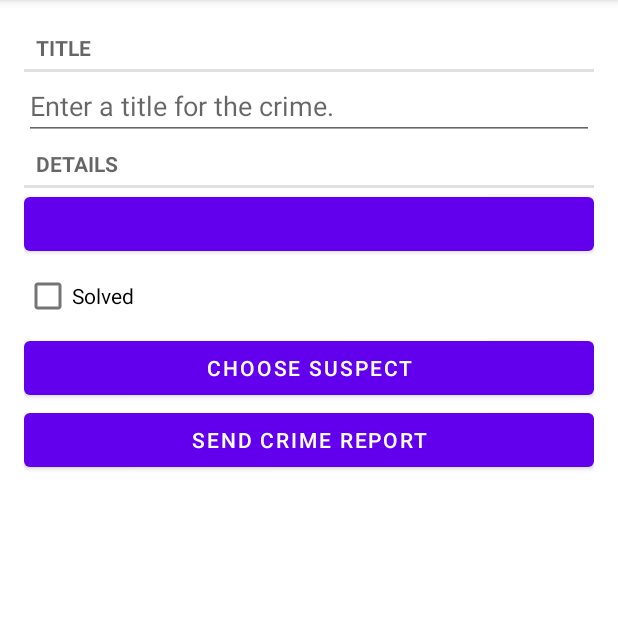
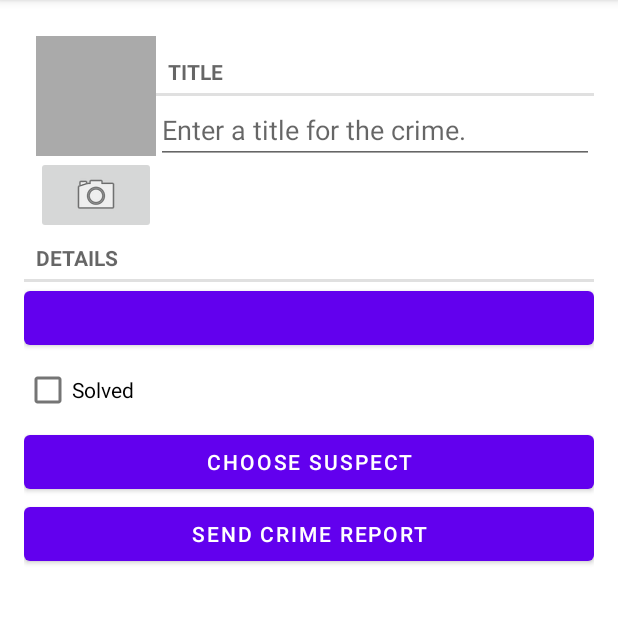
Before and after one commit to MerelyThisAndNothingMore/CriminalIntent, an Android app: the screen it shows after launch (MainActivity), after a tap on "New Crime", on a phone screen of 412 x 824 dp, the part 84-708 px from its top. Run offline under Robolectric (Android 15) with nearby library versions, the phone set to English and light mode, and no system bars; our stand-ins replace Room's generated code; libraries missing offline, so code that uses them is left out: me.weishu.reflection; 2 statements that could not run were skipped.

Commit message:
添加拍照能力

```diff
--- a/app/src/main/java/com/example/criminalintent/CrimeRepository.kt
+++ b/app/src/main/java/com/example/criminalintent/CrimeRepository.kt
@@ -6,6 +6,7 @@ import androidx.room.Room
 import com.example.criminalintent.database.CrimeDatabase
 import com.example.criminalintent.database.migration_1_2
 import com.example.criminalintent.model.Crime
+import java.io.File
 import java.util.*
 import java.util.concurrent.Executors
 
@@ -28,6 +29,7 @@ class CrimeRepository private constructor(context: Context) {
     private val crimeDao by lazy { database.getCrimeDao() }
 
     private val executor = Executors.newSingleThreadExecutor()
+    private val filesDir = context.applicationContext.filesDir
 
     private fun execute(command: () -> Unit) = executor.execute(command)
 
@@ -38,6 +40,8 @@ class CrimeRepository private constructor(context: Context) {
     fun insertCrime(crime: Crime) = execute { crimeDao.insertCrime(crime) }
 
     fun insertCrimes(crimes: List<Crime>) = execute { crimeDao.insertCrimes(crimes) }
+
+    fun getPhotoFile(crime: Crime) = File(filesDir, crime.photoFileName)
 
     fun updateCrime(crime: Crime) = execute { crimeDao.updateCrime(crime) }
 
--- a/app/src/main/java/com/example/criminalintent/model/Crime.kt
+++ b/app/src/main/java/com/example/criminalintent/model/Crime.kt
@@ -15,4 +15,7 @@ data class Crime(
     var date: Date = Date(),
     var isSolved: Boolean = false,
     var suspect: String = ""
-)
+) {
+    val photoFileName
+        get() = "IMG_$id.jpg"
+}
--- a/app/src/main/java/com/example/criminalintent/view/CrimeFragment.kt
+++ b/app/src/main/java/com/example/criminalintent/view/CrimeFragment.kt
@@ -2,23 +2,27 @@ package com.example.criminalintent.view
 
 import android.app.Activity
 import android.content.Intent
+import android.content.pm.PackageManager
+import android.net.Uri
 import android.os.Bundle
 import android.provider.ContactsContract
+import android.provider.MediaStore
 import android.text.Editable
 import android.text.TextWatcher
 import android.text.format.DateFormat
 import android.view.LayoutInflater
 import android.view.View
 import android.view.ViewGroup
-import android.widget.Button
-import android.widget.CheckBox
-import android.widget.EditText
+import android.widget.*
 import androidx.activity.result.contract.ActivityResultContracts
+import androidx.core.content.FileProvider
 import androidx.fragment.app.Fragment
 import androidx.lifecycle.ViewModelProvider
 import com.example.criminalintent.R
 import com.example.criminalintent.model.Crime
+import com.example.criminalintent.util.PictureUtils
 import com.example.criminalintent.viewmodel.CrimeDetailViewModel
+import java.io.File
 import java.util.*
 
 /****
@@ -45,6 +49,8 @@ class CrimeFragment : Fragment() {
     }
 
     private var mCrime = Crime()
+    private lateinit var mPhotoFile: File
+    private lateinit var mPhotoUri: Uri
 
     private val crimeDetailViewModel by lazy {
         ViewModelProvider(this).get(CrimeDetailViewModel::class.java)
@@ -69,11 +75,22 @@ class CrimeFragment : Fragment() {
         }
     }
 
-    private var mCrimeTitle: EditText? = null
+    private val mPhotoRegister = registerForActivityResult(ActivityResultContracts.StartActivityForResult()) { it ->
+        if (it.resultCode == Activity.RESULT_OK) {
+            it.data?.data?.let { resultUri ->
+                requireActivity().revokeUriPermission(mPhotoUri, Intent.FLAG_GRANT_WRITE_URI_PERMISSION)
+                updateUI()
+            }
+        }
+    }
+
+    private var mCrimeTitleEdit: EditText? = null
     private var mCrimeData: Button? = null
     private var mCrimeSolved: CheckBox? = null
     private var mReportButton: Button? = null
     private var mPickSuspectButton: Button? = null
+    private var mPictureView: ImageView? = null
+    private var mCameraButton: ImageButton? = null
 
     override fun onCreate(savedInstanceState: Bundle?) {
         super.onCreate(savedInstanceState)
@@ -87,11 +104,13 @@ class CrimeFragment : Fragment() {
         savedInstanceState: Bundle?
     ): View? {
         val view = inflater.inflate(R.layout.fragment_crime, container, false)
-        mCrimeTitle = view.findViewById(R.id.crime_title)
+        mCrimeTitleEdit = view.findViewById(R.id.crime_title_edit)
         mCrimeData = view.findViewById(R.id.crime_date)
         mCrimeSolved = view.findViewById(R.id.crime_solved)
         mReportButton = view.findViewById(R.id.crime_report)
         mPickSuspectButton = view.findViewById(R.id.crime_suspect)
+        mPictureView = view.findViewById(R.id.crime_picture)
+        mCameraButton = view.findViewById(R.id.crime_camera_button)
         return view
     }
 
@@ -100,13 +119,19 @@ class CrimeFragment : Fragment() {
         crimeDetailViewModel.crimeLiveData.observe(viewLifecycleOwner) { crime ->
             crime?.let {
                 mCrime = crime
+                mPhotoFile = crimeDetailViewModel.getPhotoFile(crime)
+                mPhotoUri = FileProvider.getUriForFile(
+                    requireActivity(),
+                    "com.example.criminalintent.fileprovider",
+                    mPhotoFile
+                )
                 updateUI()
             }
         }
     }
 
     private fun updateUI() {
-        mCrimeTitle?.setText(mCrime.title)
+        mCrimeTitleEdit?.setText(mCrime.title)
         mCrimeData?.text = mCrime.date.toString()
         mCrimeSolved?.apply {
             isChecked = mCrime.isSolved
@@ -114,6 +139,11 @@ class CrimeFragment : Fragment() {
         }
         if (mCrime.suspect.isNotEmpty()) {
             mPickSuspectButton?.text = mCrime.suspect
+        }
+        if (mPhotoFile.exists()) {
+            mPictureView?.setImageBitmap(PictureUtils.getScaledBitmap(mPhotoFile.path, requireActivity()))
+        } else {
+            mPictureView?.setImageDrawable(null)
         }
     }
 
@@ -137,7 +167,7 @@ class CrimeFragment : Fragment() {
     override fun onStart() {
         super.onStart()
 
-        mCrimeTitle?.addTextChangedListener(object : TextWatcher {
+        mCrimeTitleEdit?.addTextChangedListener(object : TextWatcher {
             override fun afterTextChanged(s: Editable?) {
 
             }
@@ -181,10 +211,30 @@ class CrimeFragment : Fragment() {
         mPickSuspectButton?.setOnClickListener {
             mRegister.launch(Intent(Intent.ACTION_PICK, ContactsContract.Contacts.CONTENT_URI))
         }
+
+        mCameraButton?.setOnClickListener {
+            val photoIntent = Intent(MediaStore.ACTION_IMAGE_CAPTURE).apply {
+                putExtra(MediaStore.EXTRA_OUTPUT, mPhotoUri)
+            }
+            requireActivity().packageManager.queryIntentActivities(photoIntent, PackageManager.MATCH_DEFAULT_ONLY)
+                .forEach {
+                    requireActivity().grantUriPermission(
+                        it.activityInfo.packageName,
+                        mPhotoUri,
+                        Intent.FLAG_GRANT_WRITE_URI_PERMISSION
+                    )
+                }
+            mPhotoRegister.launch(photoIntent)
+        }
     }
 
     override fun onStop() {
         super.onStop()
         crimeDetailViewModel.saveCrime(mCrime)
     }
+
+    override fun onDetach() {
+        super.onDetach()
+        requireActivity().revokeUriPermission(mPhotoUri, Intent.FLAG_GRANT_WRITE_URI_PERMISSION)
+    }
 }
--- a/app/src/main/java/com/example/criminalintent/viewmodel/CrimeDetailViewModel.kt
+++ b/app/src/main/java/com/example/criminalintent/viewmodel/CrimeDetailViewModel.kt
@@ -25,4 +25,6 @@ class CrimeDetailViewModel : ViewModel() {
     fun saveCrime(crime: Crime) {
         crimeRepository.updateCrime(crime)
     }
+
+    fun getPhotoFile(crime: Crime) = crimeRepository.getPhotoFile(crime)
 }
--- a/app/src/main/res/layout/fragment_crime.xml
+++ b/app/src/main/res/layout/fragment_crime.xml
@@ -1,51 +1,86 @@
 <?xml version="1.0" encoding="utf-8"?>
-<LinearLayout xmlns:android="http://schemas.android.com/apk/res/android"
+<androidx.constraintlayout.widget.ConstraintLayout xmlns:android="http://schemas.android.com/apk/res/android"
+    xmlns:app="http://schemas.android.com/apk/res-auto"
     xmlns:tools="http://schemas.android.com/tools"
     android:layout_width="match_parent"
     android:layout_height="match_parent"
     android:layout_margin="16dp"
     android:orientation="vertical">
 
+    <ImageView
+        android:id="@+id/crime_picture"
+        android:layout_margin="8dp"
+        android:layout_width="80dp"
+        android:layout_height="80dp"
+        android:background="@android:color/darker_gray"
+        android:cropToPadding="true"
+        android:scaleType="centerInside"
+        app:layout_constraintStart_toStartOf="parent"
+        app:layout_constraintTop_toTopOf="parent" />
+
+    <ImageButton
+        android:id="@+id/crime_camera_button"
+        android:layout_width="0dp"
+        android:layout_height="wrap_content"
+        android:src="@android:drawable/ic_menu_camera"
+        app:layout_constraintEnd_toEndOf="@id/crime_picture"
+        app:layout_constraintStart_toStartOf="@id/crime_picture"
+        app:layout_constraintTop_toBottomOf="@id/crime_picture" />
+
     <TextView
+        android:id="@+id/crime_title"
+        style="?android:listSeparatorTextViewStyle"
+        android:layout_marginTop="16dp"
+        android:layout_width="0dp"
+        android:layout_height="wrap_content"
+        android:text="@string/crime_title_label"
+        app:layout_constraintEnd_toEndOf="parent"
+        app:layout_constraintStart_toEndOf="@id/crime_picture"
+        app:layout_constraintTop_toTopOf="parent" />
+
+    <EditText
+        android:id="@+id/crime_title_edit"
+        android:layout_width="0dp"
+        android:layout_height="wrap_content"
+        android:hint="@string/crime_title_hint"
+        app:layout_constraintEnd_toEndOf="parent"
+        app:layout_constraintStart_toEndOf="@id/crime_picture"
+        app:layout_constraintTop_toBottomOf="@id/crime_title" />
+
+    <TextView
+        android:id="@+id/crime_details"
         style="?android:listSeparatorTextViewStyle"
         android:layout_width="match_parent"
         android:layout_height="wrap_content"
-        android:text="@string/crime_title_label" />
-
-    <EditText
-        android:id="@+id/crime_title"
-        android:layout_width="match_parent"
-        android:layout_height="wrap_content"
-        android:hint="@string/crime_title_hint" />
-
-    <TextView
-        style="?android:listSeparatorTextViewStyle"
-        android:layout_width="match_parent"
-        android:layout_height="wrap_content"
-        android:text="@string/crime_details_label" />
+        android:text="@string/crime_details_label"
+        app:layout_constraintTop_toBottomOf="@id/crime_camera_button" />
 
     <Button
         android:id="@+id/crime_date"
         android:layout_width="match_parent"
         android:layout_height="wrap_content"
+        app:layout_constraintTop_toBottomOf="@id/crime_details"
         tools:text="Wed Nov 14 11:56 EST 2018" />
 
     <CheckBox
         android:id="@+id/crime_solved"
         android:layout_width="match_parent"
         android:layout_height="wrap_content"
-        android:text="@string/crime_solved_label" />
+        android:text="@string/crime_solved_label"
+        app:layout_constraintTop_toBottomOf="@id/crime_date" />
 
     <Button
         android:id="@+id/crime_suspect"
         android:layout_width="match_parent"
         android:layout_height="wrap_content"
-        android:text="@string/crime_suspect_text" />
+        android:text="@string/crime_suspect_text"
+        app:layout_constraintTop_toBottomOf="@id/crime_solved" />
 
     <Button
         android:id="@+id/crime_report"
         android:layout_width="match_parent"
         android:layout_height="wrap_content"
-        android:text="@string/crime_report_text" />
+        android:text="@string/crime_report_text"
+        app:layout_constraintTop_toBottomOf="@id/crime_suspect" />
 
-</LinearLayout>
+</androidx.constraintlayout.widget.ConstraintLayout>
--- /dev/null
+++ b/app/src/main/res/xml/files.xml
@@ -0,0 +1,6 @@
+<?xml version="1.0" encoding="utf-8"?>
+<paths>
+    <files-path
+        name="crime_photos"
+        path="."/>
+</paths>
```
Also changed, not shown: app/src/main/AndroidManifest.xml (+13 -0 lines), app/src/main/java/com/example/criminalintent/util/PictureUtils.kt (added, +45 -0 lines).
